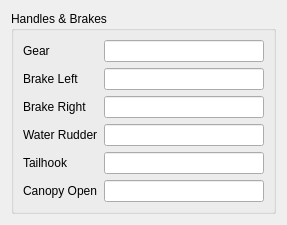
Above: src/UserInterface/src/Widgets/AircraftHandleWidget.ui from till213/SkyDolly before the change. Below: the same form after it.
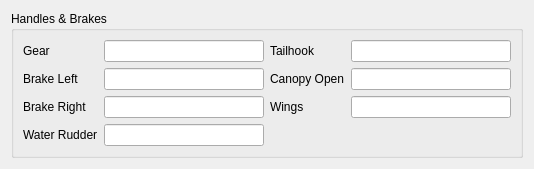
That is the form after the change.

Commit message: Add folding wing handle position simulation variable

What changed in the file:
```diff
--- a/src/UserInterface/src/Widgets/AircraftHandleWidget.ui
+++ b/src/UserInterface/src/Widgets/AircraftHandleWidget.ui
@@ -6,8 +6,8 @@
    <rect>
     <x>0</x>
     <y>0</y>
-    <width>278</width>
-    <height>222</height>
+    <width>518</width>
+    <height>166</height>
    </rect>
   </property>
   <property name="windowTitle">
@@ -108,14 +108,18 @@
           </property>
          </widget>
         </item>
-        <item row="4" column="0">
+       </layout>
+      </item>
+      <item row="0" column="1">
+       <layout class="QFormLayout" name="formLayout_2">
+        <item row="0" column="0">
          <widget class="QLabel" name="label_60">
           <property name="text">
            <string>Tailhook</string>
           </property>
          </widget>
         </item>
-        <item row="4" column="1">
+        <item row="0" column="1">
          <widget class="QLineEdit" name="tailhookLineEdit">
           <property name="minimumSize">
            <size>
@@ -128,14 +132,14 @@
           </property>
          </widget>
         </item>
-        <item row="5" column="0">
+        <item row="1" column="0">
          <widget class="QLabel" name="label_61">
           <property name="text">
            <string>Canopy Open</string>
           </property>
          </widget>
         </item>
-        <item row="5" column="1">
+        <item row="1" column="1">
          <widget class="QLineEdit" name="canopyOpenLineEdit">
           <property name="minimumSize">
            <size>
@@ -151,6 +155,26 @@
           </property>
          </widget>
         </item>
+        <item row="2" column="0">
+         <widget class="QLabel" name="label_40">
+          <property name="text">
+           <string>Wings</string>
+          </property>
+         </widget>
+        </item>
+        <item row="2" column="1">
+         <widget class="QLineEdit" name="foldableWingsLineEdit">
+          <property name="minimumSize">
+           <size>
+            <width>160</width>
+            <height>0</height>
+           </size>
+          </property>
+          <property name="readOnly">
+           <bool>true</bool>
+          </property>
+         </widget>
+        </item>
        </layout>
       </item>
      </layout>
```
The commit also changes 12 other files.
